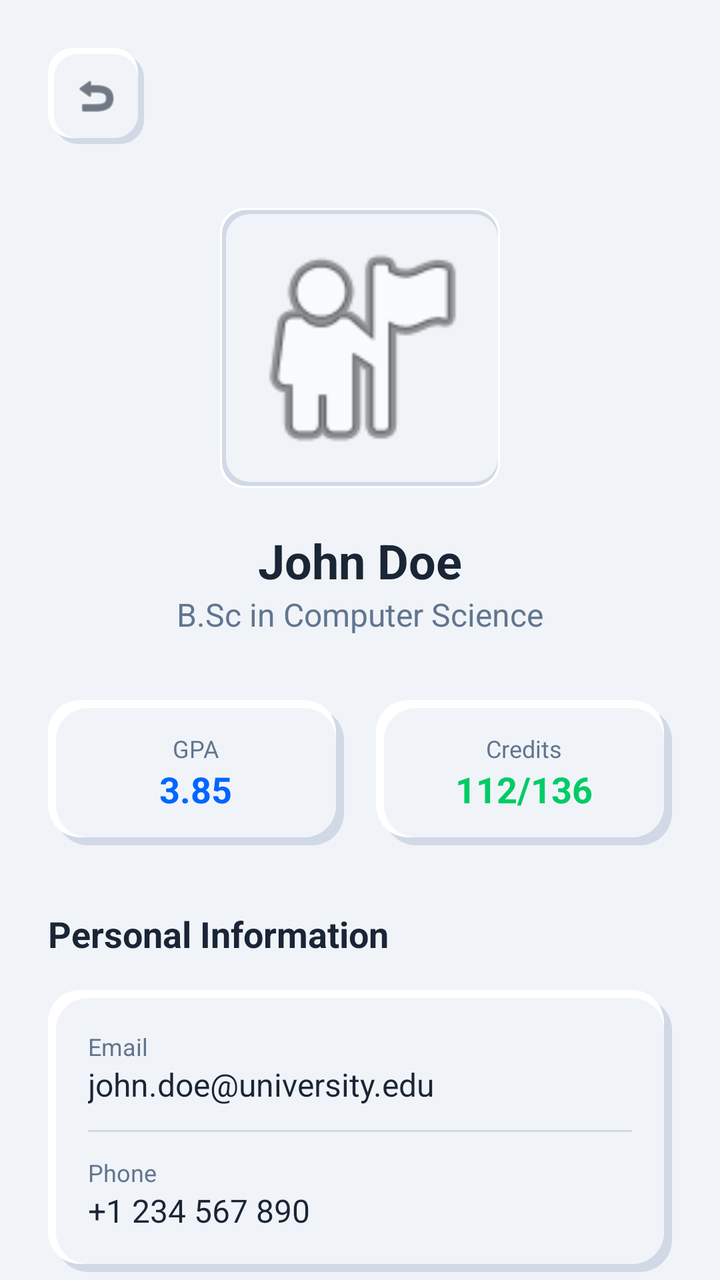
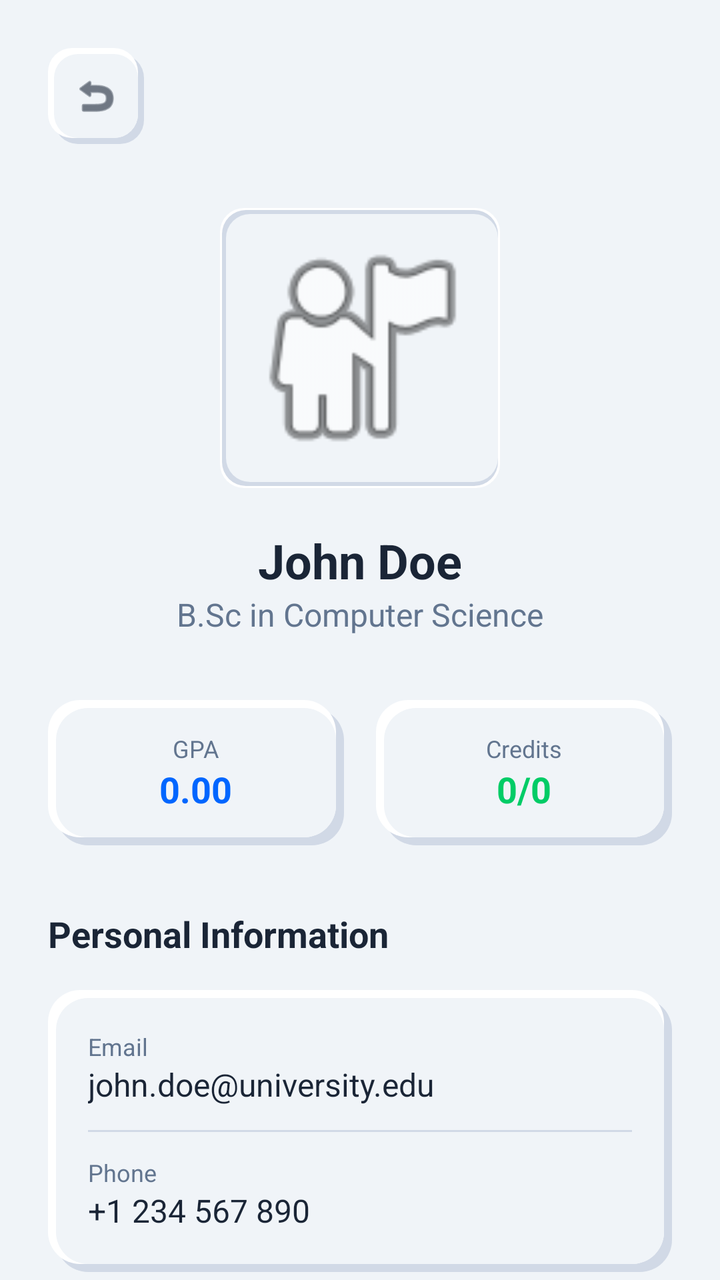

Before-and-after screenshots of an Android layout around one commit, followed by the original layout XML and the change that was made.
<!-- AndroidManifest.xml: application theme Theme.SMS -->
<!-- res/layout/activity_profile.xml -->
<?xml version="1.0" encoding="utf-8"?>
<androidx.coordinatorlayout.widget.CoordinatorLayout xmlns:android="http://schemas.android.com/apk/res/android"
    xmlns:app="http://schemas.android.com/apk/res-auto"
    xmlns:tools="http://schemas.android.com/tools"
    android:layout_width="match_parent"
    android:layout_height="match_parent"
    android:background="@color/app_background">

    <androidx.core.widget.NestedScrollView
        android:layout_width="match_parent"
        android:layout_height="match_parent">

        <LinearLayout
            android:layout_width="match_parent"
            android:layout_height="wrap_content"
            android:orientation="vertical"
            android:padding="24dp">

            
            <FrameLayout
                android:id="@+id/btnBack"
                android:layout_width="48dp"
                android:layout_height="48dp"
                android:background="@drawable/neumorphic_button_raised">
                <ImageView
                    android:layout_width="24dp"
                    android:layout_height="24dp"
                    android:layout_gravity="center"
                    android:src="@android:drawable/ic_menu_revert"
                    app:tint="@color/text_primary" />
            </FrameLayout>

            
            <FrameLayout
                android:layout_width="140dp"
                android:layout_height="140dp"
                android:layout_gravity="center"
                android:layout_marginTop="32dp"
                android:background="@drawable/neumorphic_edittext_sunken">

                <ImageView
                    android:id="@+id/ivLargeAvatar"
                    android:layout_width="match_parent"
                    android:layout_height="match_parent"
                    android:padding="8dp"
                    android:src="@android:drawable/ic_menu_myplaces" />
            </FrameLayout>

            <TextView
                android:id="@+id/tvFullName"
                android:layout_width="wrap_content"
                android:layout_height="wrap_content"
                android:layout_gravity="center"
                android:layout_marginTop="20dp"
                android:text="John Doe"
                android:textColor="@color/text_primary"
                android:textSize="24sp"
                android:textStyle="bold" />

            <TextView
                android:id="@+id/tvProgram"
                android:layout_width="wrap_content"
                android:layout_height="wrap_content"
                android:layout_gravity="center"
                android:text="B.Sc in Computer Science"
                android:textColor="@color/text_secondary"
                android:textSize="16sp" />

            
            <LinearLayout
                android:layout_width="match_parent"
                android:layout_height="wrap_content"
                android:layout_marginTop="32dp"
                android:orientation="horizontal">

                <LinearLayout
                    android:layout_width="0dp"
                    android:layout_height="wrap_content"
                    android:layout_weight="1"
                    android:background="@drawable/neumorphic_card_raised"
                    android:gravity="center"
                    android:orientation="vertical"
                    android:padding="16dp">
                    <TextView
                        android:layout_width="wrap_content"
                        android:layout_height="wrap_content"
                        android:text="GPA"
                        android:textColor="@color/text_secondary"
                        android:textSize="12sp" />
                    <TextView
                        android:layout_width="wrap_content"
                        android:layout_height="wrap_content"
                        android:text="3.85"
                        android:textColor="@color/electric_primary_blue"
                        android:textSize="18sp"
                        android:textStyle="bold" />
                </LinearLayout>

                <View android:layout_width="16dp" android:layout_height="0dp" />

                <LinearLayout
                    android:layout_width="0dp"
                    android:layout_height="wrap_content"
                    android:layout_weight="1"
                    android:background="@drawable/neumorphic_card_raised"
                    android:gravity="center"
                    android:orientation="vertical"
                    android:padding="16dp">
                    <TextView
                        android:layout_width="wrap_content"
                        android:layout_height="wrap_content"
                        android:text="Credits"
                        android:textColor="@color/text_secondary"
                        android:textSize="12sp" />
                    <TextView
                        android:layout_width="wrap_content"
                        android:layout_height="wrap_content"
                        android:text="112/136"
                        android:textColor="@color/electric_success_green"
                        android:textSize="18sp"
                        android:textStyle="bold" />
                </LinearLayout>
            </LinearLayout>

            
            <TextView
                android:layout_width="wrap_content"
                android:layout_height="wrap_content"
                android:layout_marginTop="32dp"
                android:text="Personal Information"
                android:textColor="@color/text_primary"
                android:textSize="18sp"
                android:textStyle="bold" />

            <LinearLayout
                android:layout_width="match_parent"
                android:layout_height="wrap_content"
                android:layout_marginTop="16dp"
                android:background="@drawable/neumorphic_card_raised"
                android:orientation="vertical"
                android:padding="20dp">

                <TextView
                    android:layout_width="wrap_content"
                    android:layout_height="wrap_content"
                    android:text="Email"
                    android:textColor="@color/text_secondary"
                    android:textSize="12sp" />
                <TextView
                    android:id="@+id/tvEmail"
                    android:layout_width="wrap_content"
                    android:layout_height="wrap_content"
                    android:text="john.doe@university.edu"
                    android:textColor="@color/text_primary"
                    android:textSize="16sp" />

                <View android:layout_width="match_parent" android:layout_height="1dp" android:layout_marginVertical="12dp" android:background="@color/bottom_right_shadow" />

                <TextView
                    android:layout_width="wrap_content"
                    android:layout_height="wrap_content"
                    android:text="Phone"
                    android:textColor="@color/text_secondary"
                    android:textSize="12sp" />
                <TextView
                    android:id="@+id/tvPhone"
                    android:layout_width="wrap_content"
                    android:layout_height="wrap_content"
                    android:text="+1 234 567 890"
                    android:textColor="@color/text_primary"
                    android:textSize="16sp" />
            </LinearLayout>

            <Button
                android:id="@+id/btnLogout"
                android:layout_width="match_parent"
                android:layout_height="56dp"
                android:layout_marginTop="48dp"
                android:background="@drawable/neumorphic_button_raised"
                android:text="Logout"
                android:textAllCaps="false"
                android:textColor="@color/electric_alert_red"
                android:textSize="16sp"
                android:textStyle="bold"
                app:backgroundTint="@null" />

        </LinearLayout>
    </androidx.core.widget.NestedScrollView>

</androidx.coordinatorlayout.widget.CoordinatorLayout>
<!-- resources referenced by this layout -->
<resources>
  <color name="app_background">#F0F4F8</color>
  <color name="bottom_right_shadow">#D1D9E6</color>
  <color name="electric_alert_red">#FF3B30</color>
  <color name="electric_primary_blue">#0066FF</color>
  <color name="electric_success_green">#00CC66</color>
  <color name="text_primary">#1A2536</color>
  <color name="text_secondary">#62758F</color>
  <!-- drawable neumorphic_card_raised (drawable) -->
  <?xml version="1.0" encoding="utf-8"?>
  <layer-list xmlns:android="http://schemas.android.com/apk/res/android">
      
      <item
          android:bottom="0dp"
          android:left="4dp"
          android:right="0dp"
          android:top="4dp">
          <shape android:shape="rectangle">
              <corners android:radius="16dp" />
              <solid android:color="@color/bottom_right_shadow" />
          </shape>
      </item>
  
      
      <item
          android:bottom="4dp"
          android:left="0dp"
          android:right="4dp"
          android:top="0dp">
          <shape android:shape="rectangle">
              <corners android:radius="16dp" />
              <solid android:color="@color/top_left_highlight" />
          </shape>
      </item>
  
      
      <item
          android:bottom="4dp"
          android:left="4dp"
          android:right="4dp"
          android:top="4dp">
          <shape android:shape="rectangle">
              <corners android:radius="16dp" />
              <solid android:color="@color/surface_color" />
          </shape>
      </item>
  </layer-list>
  <!-- drawable neumorphic_edittext_sunken (drawable) -->
  <?xml version="1.0" encoding="utf-8"?>
  <layer-list xmlns:android="http://schemas.android.com/apk/res/android">
      
      <item>
          <shape android:shape="rectangle">
              <corners android:radius="12dp" />
              <solid android:color="@color/top_left_highlight" />
          </shape>
      </item>
  
      
      <item android:bottom="1dp" android:left="1dp" android:right="1dp" android:top="1dp">
          <shape android:shape="rectangle">
              <corners android:radius="12dp" />
              <solid android:color="@color/bottom_right_shadow" />
          </shape>
      </item>
  
      
      <item android:bottom="3dp" android:left="3dp" android:right="1dp" android:top="3dp">
          <shape android:shape="rectangle">
              <corners android:radius="12dp" />
              <solid android:color="@color/surface_color" />
          </shape>
      </item>
  </layer-list>
  <style name="Theme.SMS" parent="Theme.Material3.DayNight.NoActionBar">
          
          <item name="colorPrimary">@color/electric_primary_blue</item>
          <item name="colorOnPrimary">@color/white</item>
          
          <item name="colorSecondary">@color/text_secondary</item>
          <item name="colorOnSecondary">@color/white</item>
          
          <item name="android:statusBarColor">@color/app_background</item>
          <item name="android:windowLightStatusBar">true</item>
          
          <item name="android:windowBackground">@color/app_background</item>
      </style>
  <color name="surface_color">#F0F4F8</color>
  <color name="top_left_highlight">#FFFFFF</color>
  <color name="white">#FFFFFFFF</color>
  <!-- unchanged entries left out for length: 1 -->
</resources>

<!-- the commit's change to res/layout/activity_profile.xml (unified diff, before → after) -->
@@ -88,9 +88,10 @@
                         android:textColor="@color/text_secondary"
                         android:textSize="12sp" />
                     <TextView
+                        android:id="@+id/tvGpa"
                         android:layout_width="wrap_content"
                         android:layout_height="wrap_content"
-                        android:text="3.85"
+                        android:text="0.00"
                         android:textColor="@color/electric_primary_blue"
                         android:textSize="18sp"
                         android:textStyle="bold" />
@@ -113,9 +114,10 @@
                         android:textColor="@color/text_secondary"
                         android:textSize="12sp" />
                     <TextView
+                        android:id="@+id/tvCredits"
                         android:layout_width="wrap_content"
                         android:layout_height="wrap_content"
-                        android:text="112/136"
+                        android:text="0/0"
                         android:textColor="@color/electric_success_green"
                         android:textSize="18sp"
                         android:textStyle="bold" />
